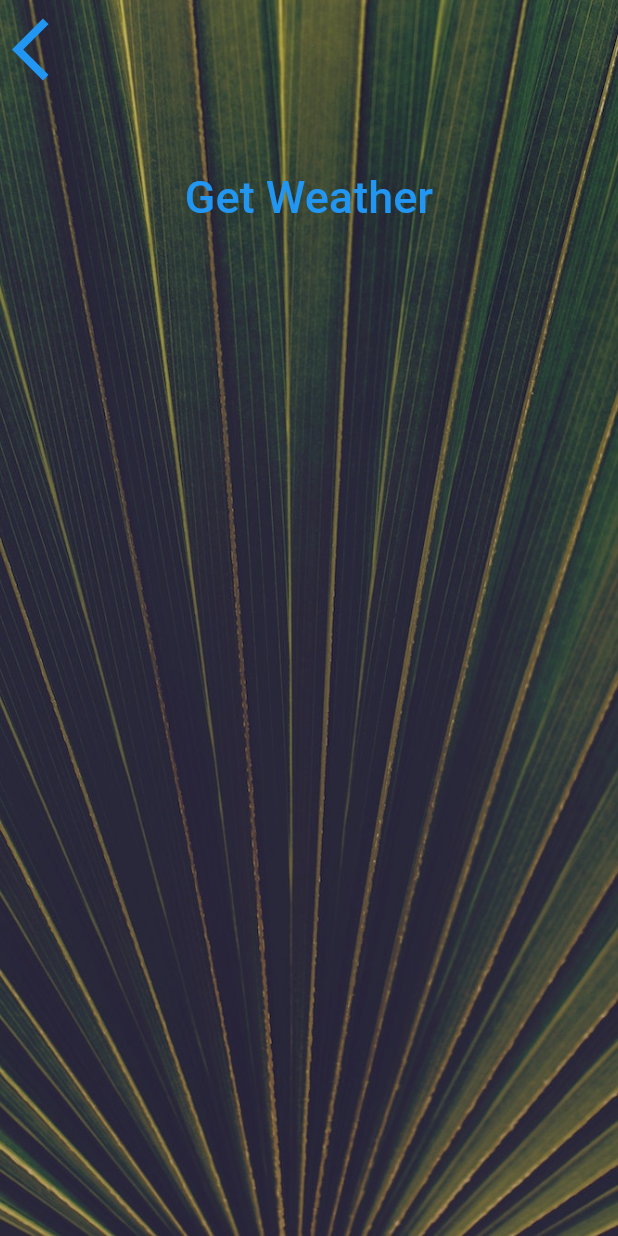
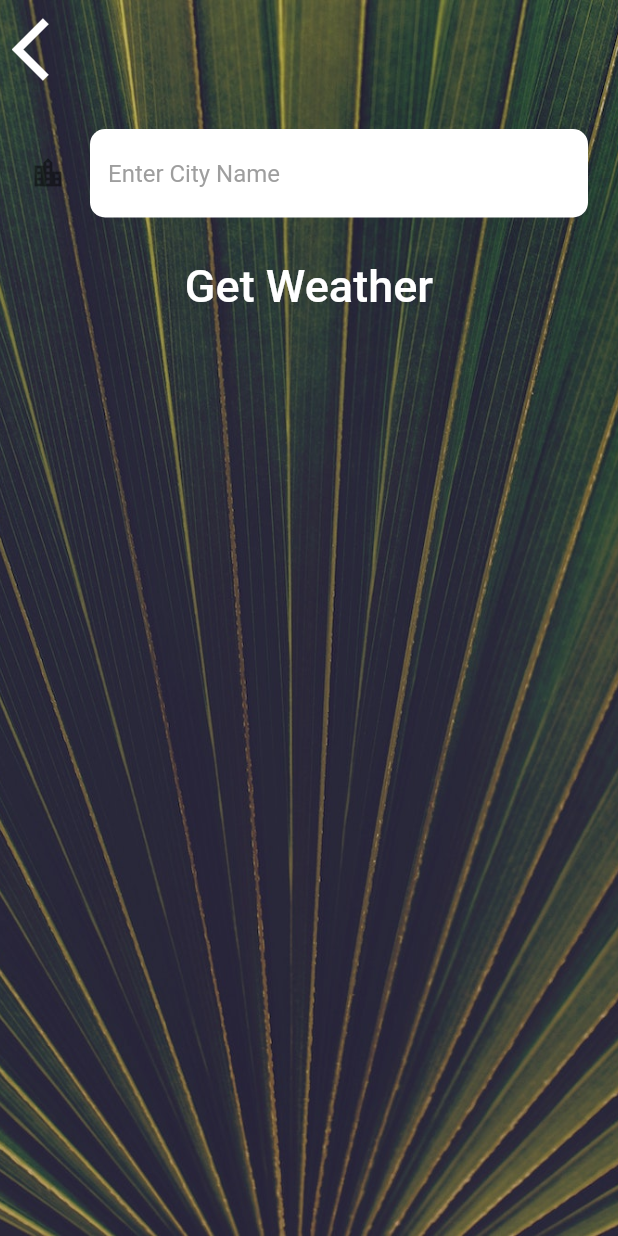
Before and after one commit to ukhyun2402/FlutterProjects, a Flutter app: the CityScreen screen opened directly, on a phone screen of 412 x 824 dp. Run offline on Flutter 3.47's test engine with Material 2 defaults, Android fonts, the light colour scheme and no system bars; our stand-ins replace audioplayers, flutter_spinkit, font_awesome_flutter, geolocator, rflutter_alert; missing offline and left inert: dart:ffi; network calls fail; Roboto replaces fonts that are missing (Spartan MB).

Commit message:
Done clima app

```diff
--- a/clima/lib/main.dart
+++ b/clima/lib/main.dart
@@ -7,7 +7,11 @@ class MyApp extends StatelessWidget {
   @override
   Widget build(BuildContext context) {
     return MaterialApp(
-      theme: ThemeData.dark(),
+      theme: ThemeData.dark().copyWith(
+        colorScheme: ThemeData().colorScheme.copyWith(
+              primary: Colors.white,
+            ),
+      ),
       home: LoadingScreen(),
     );
   }
--- a/clima/lib/screens/city_screen.dart
+++ b/clima/lib/screens/city_screen.dart
@@ -1,3 +1,5 @@
+import 'dart:developer';
+
 import 'package:clima/utilities/constants.dart';
 import 'package:flutter/material.dart';
 
@@ -9,6 +11,7 @@ class CityScreen extends StatefulWidget {
 }
 
 class _CityScreenState extends State<CityScreen> {
+  String? cityName;
   @override
   Widget build(BuildContext context) {
     return Scaffold(
@@ -25,7 +28,9 @@ class _CityScreenState extends State<CityScreen> {
               Align(
                 alignment: Alignment.topLeft,
                 child: TextButton(
-                  onPressed: () {},
+                  onPressed: () {
+                    Navigator.pop(context);
+                  },
                   child: Icon(
                     Icons.arrow_back_ios,
                     size: 50,
@@ -34,10 +39,18 @@ class _CityScreenState extends State<CityScreen> {
               ),
               Container(
                 padding: EdgeInsets.all(20),
-                child: null,
+                child: TextField(
+                  onChanged: ((value) => {cityName = value}),
+                  style: TextStyle(
+                    color: Colors.black,
+                  ),
+                  decoration: kTextFieldInputDecoration,
+                ),
               ),
               TextButton(
-                  onPressed: () {},
+                  onPressed: () {
+                    Navigator.pop(context, cityName);
+                  },
                   child: Text(
                     "Get Weather",
                     style: kButtonTextStyle,
--- a/clima/lib/utilities/constants.dart
+++ b/clima/lib/utilities/constants.dart
@@ -18,3 +18,19 @@ const kButtonTextStyle = TextStyle(
 const kConditionTextStyle = TextStyle(
   fontSize: 100.0,
 );
+
+const kTextFieldInputDecoration = InputDecoration(
+  filled: true,
+  fillColor: Colors.white,
+  icon: Icon(Icons.location_city),
+  hintText: "Enter City Name",
+  hintStyle: TextStyle(
+    color: Colors.grey,
+  ),
+  border: OutlineInputBorder(
+    borderRadius: BorderRadius.all(
+      Radius.circular(10),
+    ),
+    borderSide: BorderSide.none,
+  ),
+);
--- a/clima/pubspec.yaml
+++ b/clima/pubspec.yaml
@@ -13,6 +13,8 @@ dependencies:
     sdk: flutter
   cupertino_icons: ^1.0.2
   geolocator: ^8.2.1
+  http: ^0.13.4
+  flutter_spinkit: ^5.1.0
 
 dev_dependencies:
   flutter_test:
```
Also changed, not shown: clima/lib/screens/loading_screen.dart (+18 -14 lines), clima/lib/screens/location_screen.dart (+59 -7 lines), clima/lib/services/location.dart (+9 -4 lines), clima/lib/services/networking.dart (+24 -0 lines), clima/lib/services/weather.dart (+31 -0 lines), clima/picture/snapshot.gif (added), clima/pubspec.lock, 2 other files.
